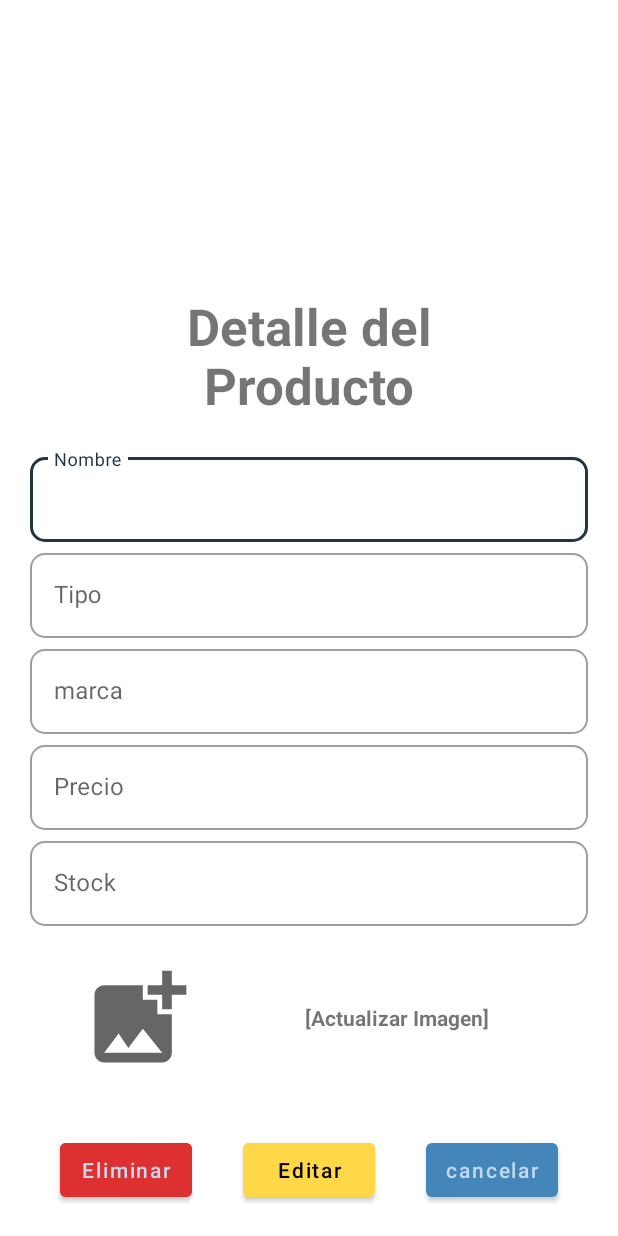
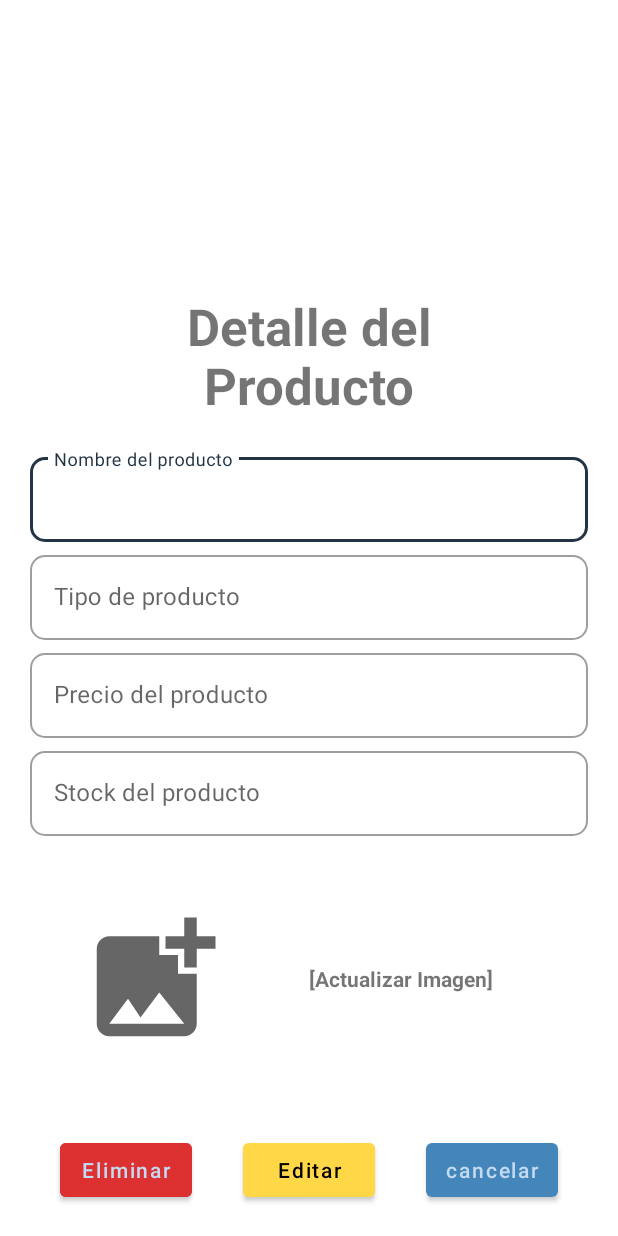
Before and after one commit to TheNipsAreGettingBigger/DAM-Final, an Android app: the layout fragment_producto_detalle.xml on its own in the app's theme, with its tools: preview values and no code run, on a phone screen of 412 x 824 dp. Run offline under Robolectric (Android 15) with nearby library versions, the phone set to English and light mode, and no system bars.

Commit message:
get by id

```diff
--- a/app/src/main/res/layout/fragment_producto_detalle.xml
+++ b/app/src/main/res/layout/fragment_producto_detalle.xml
@@ -25,7 +25,7 @@
         app:layout_constraintStart_toStartOf="parent" />
 
     <Button
-        android:id="@+id/button"
+        android:id="@+id/btnEliminarActualizar"
         android:layout_width="wrap_content"
         android:padding="5dp"
         android:layout_height="wrap_content"
@@ -37,7 +37,7 @@
         app:layout_constraintStart_toStartOf="parent" />
 
     <Button
-        android:id="@+id/button3"
+        android:id="@+id/btnEditarActualizar"
         android:layout_width="wrap_content"
         android:layout_height="wrap_content"
         android:layout_marginBottom="20dp"
@@ -46,11 +46,11 @@
         android:padding="5dp"
         android:textColor="@color/secondaryTextColor"
         app:layout_constraintBottom_toBottomOf="parent"
-        app:layout_constraintEnd_toStartOf="@+id/button4"
-        app:layout_constraintStart_toEndOf="@+id/button" />
+        app:layout_constraintEnd_toStartOf="@+id/btnCancelarActualizar"
+        app:layout_constraintStart_toEndOf="@+id/btnEliminarActualizar" />
 
     <Button
-        android:id="@+id/button4"
+        android:id="@+id/btnCancelarActualizar"
         android:layout_width="wrap_content"
         android:layout_height="wrap_content"
         android:layout_marginEnd="40dp"
@@ -66,7 +66,7 @@
         android:layout_height="451dp"
         android:layout_marginBottom="15dp"
         android:orientation="vertical"
-        app:layout_constraintBottom_toTopOf="@+id/button3"
+        app:layout_constraintBottom_toTopOf="@+id/btnEditarActualizar"
         app:layout_constraintEnd_toEndOf="parent"
         app:layout_constraintStart_toStartOf="parent">
         <com.google.android.material.textfield.TextInputLayout
@@ -74,7 +74,7 @@
             app:endIconMode="clear_text"
             android:layout_marginTop="10dp"
 
-            android:layout_marginBottom="2dp"
+            android:layout_marginBottom="3dp"
             android:layout_marginLeft="20dp"
             android:layout_marginRight="20dp"
             style="@style/Widget.MaterialComponents.TextInputLayout.OutlinedBox"
@@ -84,19 +84,20 @@
             app:boxCornerRadiusTopEnd="10dp"
             app:boxCornerRadiusTopStart="10dp"
             app:boxCornerRadiusBottomStart="10dp"
-            android:hint="Nombre">
+
+            android:hint="Nombre del producto">
 
             <com.google.android.material.textfield.TextInputEditText
+                android:id="@+id/et_nom_actualizar"
                 android:layout_width="match_parent"
-                android:inputType="text"
                 android:layout_height="wrap_content"
-                />
+                android:inputType="textNoSuggestions|text" />
 
         </com.google.android.material.textfield.TextInputLayout>
         <com.google.android.material.textfield.TextInputLayout
             android:id="@+id/tipo"
             app:endIconMode="clear_text"
-            android:layout_marginBottom="2dp"
+            android:layout_marginBottom="3dp"
             android:layout_marginLeft="20dp"
             android:layout_marginRight="20dp"
             style="@style/Widget.MaterialComponents.TextInputLayout.OutlinedBox"
@@ -106,19 +107,20 @@
             app:boxCornerRadiusTopEnd="10dp"
             app:boxCornerRadiusTopStart="10dp"
             app:boxCornerRadiusBottomStart="10dp"
-            android:hint="Tipo">
+            android:hint="Tipo de producto">
 
             <com.google.android.material.textfield.TextInputEditText
+                android:id="@+id/et_tipo_actua"
                 android:layout_width="match_parent"
-                android:inputType="text"
                 android:layout_height="wrap_content"
-                />
+                android:inputType="textNoSuggestions|text" />
 
         </com.google.android.material.textfield.TextInputLayout>
+
         <com.google.android.material.textfield.TextInputLayout
-            android:id="@+id/marca"
+            android:id="@+id/precio"
             app:endIconMode="clear_text"
-            android:layout_marginBottom="2dp"
+            android:layout_marginBottom="3dp"
             android:layout_marginLeft="20dp"
             android:layout_marginRight="20dp"
             style="@style/Widget.MaterialComponents.TextInputLayout.OutlinedBox"
@@ -128,19 +130,21 @@
             app:boxCornerRadiusTopEnd="10dp"
             app:boxCornerRadiusTopStart="10dp"
             app:boxCornerRadiusBottomStart="10dp"
-            android:hint="marca">
+
+            android:hint="Precio del producto">
 
             <com.google.android.material.textfield.TextInputEditText
+                android:id="@+id/et_precio_actu"
                 android:layout_width="match_parent"
-                android:inputType="text"
+
                 android:layout_height="wrap_content"
-                />
+                android:inputType="numberDecimal" />
 
         </com.google.android.material.textfield.TextInputLayout>
         <com.google.android.material.textfield.TextInputLayout
-            android:id="@+id/precio"
+            android:id="@+id/stock"
             app:endIconMode="clear_text"
-            android:layout_marginBottom="2dp"
+            android:layout_marginBottom="10dp"
             android:layout_marginLeft="20dp"
             android:layout_marginRight="20dp"
             style="@style/Widget.MaterialComponents.TextInputLayout.OutlinedBox"
@@ -150,35 +154,13 @@
             app:boxCornerRadiusTopEnd="10dp"
             app:boxCornerRadiusTopStart="10dp"
             app:boxCornerRadiusBottomStart="10dp"
-            android:hint="Precio">
+            android:hint="Stock del producto">
 
             <com.google.android.material.textfield.TextInputEditText
+                android:id="@+id/et_stock_actua"
                 android:layout_width="match_parent"
-                android:inputType="numberDecimal"
                 android:layout_height="wrap_content"
-                />
-
-        </com.google.android.material.textfield.TextInputLayout>
-        <com.google.android.material.textfield.TextInputLayout
-            android:id="@+id/stock"
-            app:endIconMode="clear_text"
-            android:layout_marginBottom="2dp"
-            android:layout_marginLeft="20dp"
-            android:layout_marginRight="20dp"
-            style="@style/Widget.MaterialComponents.TextInputLayout.OutlinedBox"
-            android:layout_width="match_parent"
-            android:layout_height="wrap_content"
-            app:boxCornerRadiusBottomEnd="10dp"
-            app:boxCornerRadiusTopEnd="10dp"
-            app:boxCornerRadiusTopStart="10dp"
-            app:boxCornerRadiusBottomStart="10dp"
-            android:hint="Stock">
-
-            <com.google.android.material.textfield.TextInputEditText
-                android:layout_width="match_parent"
-                android:inputType="number"
-                android:layout_height="wrap_content"
-                />
+                android:inputType="number" />
 
         </com.google.android.material.textfield.TextInputLayout>
 
@@ -191,8 +173,8 @@
 
             <ImageView
                 android:id="@+id/iv_actualizarProducto"
-                android:layout_width="112dp"
-                android:layout_height="77dp"
+                android:layout_width="132dp"
+                android:layout_height="100dp"
                 android:layout_marginStart="16dp"
                 android:src="@drawable/ic_baseline_add_photo_alternate_24"
                 app:layout_constraintBottom_toBottomOf="parent"
@@ -200,11 +182,12 @@
                 app:layout_constraintTop_toTopOf="parent" />
 
             <TextView
-                android:layout_width="158dp"
-                android:layout_height="48dp"
+                android:id="@+id/lbl_filename"
+                android:layout_width="153dp"
+                android:layout_height="93dp"
                 android:layout_marginEnd="48dp"
+                android:gravity="center"
                 android:text="[Actualizar Imagen]"
-                android:gravity="center"
                 android:textAlignment="center"
                 android:textStyle="bold"
                 app:layout_constraintBottom_toBottomOf="parent"
```
Also changed, not shown: app/src/main/java/com/android/publisherapp/FragmentProductoDetalle.kt (+66 -3 lines), app/src/main/java/com/android/publisherapp/adapters/ProductoAdapter.kt (+15 -7 lines), app/src/main/java/com/android/publisherapp/models/Producto.kt (+6 -5 lines), app/src/main/java/com/android/publisherapp/views/ProductosFragment.kt (+10 -1 lines), app/src/main/res/layout/activity_main.xml (+10 -8 lines).
